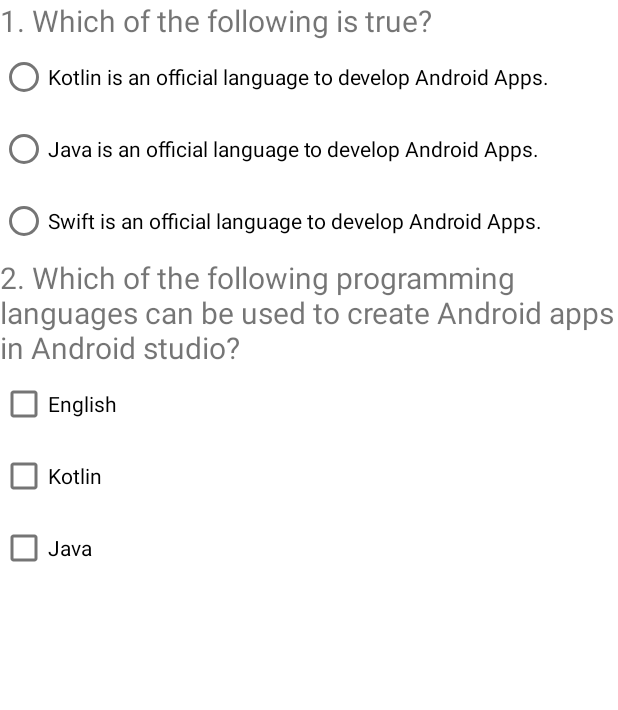
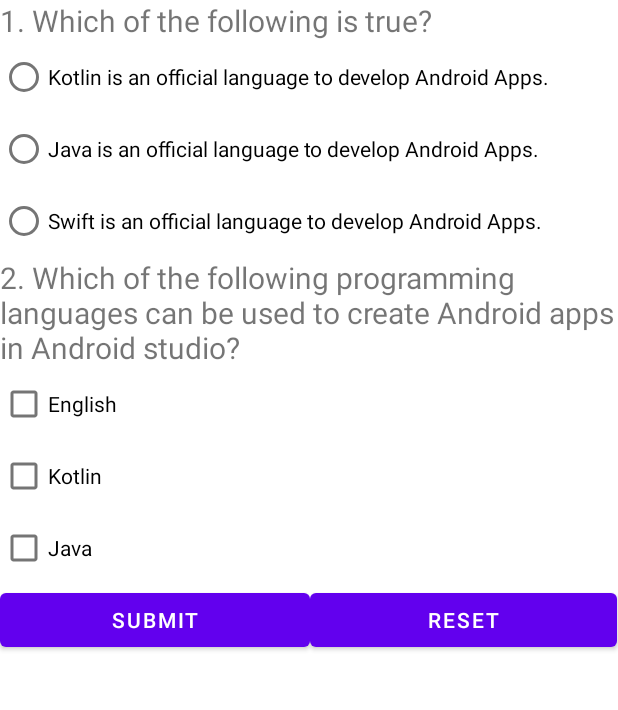
Before and after one commit to bQuest/Quiz, an Android app: the screen it shows after launch (MainActivity), on a phone screen of 412 x 824 dp, the part 113-823 px from its top. Run offline under Robolectric (Android 15) with nearby library versions, the phone set to English and light mode, and no system bars.

Commit message:
completed problem 1

```diff
--- a/app/build.gradle
+++ b/app/build.gradle
@@ -32,6 +32,8 @@ android {
 }
 
 dependencies {
+    apply plugin: "kotlin-android"
+    apply plugin: "kotlin-android-extensions"
 
     implementation 'androidx.core:core-ktx:1.7.0'
     implementation 'androidx.appcompat:appcompat:1.4.1'
--- a/app/src/main/res/layout/activity_main.xml
+++ b/app/src/main/res/layout/activity_main.xml
@@ -23,21 +23,24 @@
         android:text="1. Which of the following is true?"/>
 
     <RadioGroup
+        android:id="@+id/rgmain"
         android:layout_width="match_parent"
         android:layout_height="wrap_content" >
 
         <RadioButton
-            android:id="@+id/radioButton"
+            android:id="@+id/radioButtonTrue"
             android:layout_width="match_parent"
             android:layout_height="wrap_content"
             android:text="Kotlin is an official language to develop Android Apps." />
 
         <RadioButton
+            android:id="@+id/radioButtonFalse"
             android:layout_width="match_parent"
             android:layout_height="wrap_content"
             android:text="Java is an official language to develop Android Apps." />
 
         <RadioButton
+            android:id="@+id/radioButtonWrong"
             android:layout_width="match_parent"
             android:layout_height="wrap_content"
             android:text="Swift is an official language to develop Android Apps." />
@@ -50,19 +53,34 @@
         android:text="2. Which of the following programming languages can be used to create Android apps in Android studio?"/>
 
     <CheckBox
-    android:layout_width="match_parent"
-    android:layout_height="wrap_content"
-    android:text="English" />
+        android:id="@+id/checkboxEnglish"
+        android:layout_width="match_parent"
+        android:layout_height="wrap_content"
+        android:text="English" />
 
     <CheckBox
+        android:id="@+id/checkboxKotlin"
         android:layout_width="match_parent"
         android:layout_height="wrap_content"
         android:text="Kotlin" />
 
     <CheckBox
+        android:id="@+id/checkboxJava"
         android:layout_width="match_parent"
         android:layout_height="wrap_content"
         android:text="Java" />
 
-
+<TableLayout
+    android:layout_width="match_parent"
+    android:layout_height="wrap_content"
+    android:stretchColumns="*">
+    <TableRow>
+        <Button
+            android:id="@+id/button_submit"
+            android:text="Submit"/>
+        <Button
+            android:id="@+id/button_reset"
+            android:text="Reset"/>
+    </TableRow>
+</TableLayout>
 </LinearLayout>
```
Also changed, not shown: app/src/main/java/com/example/quiz/MainActivity.kt (+49 -0 lines).
